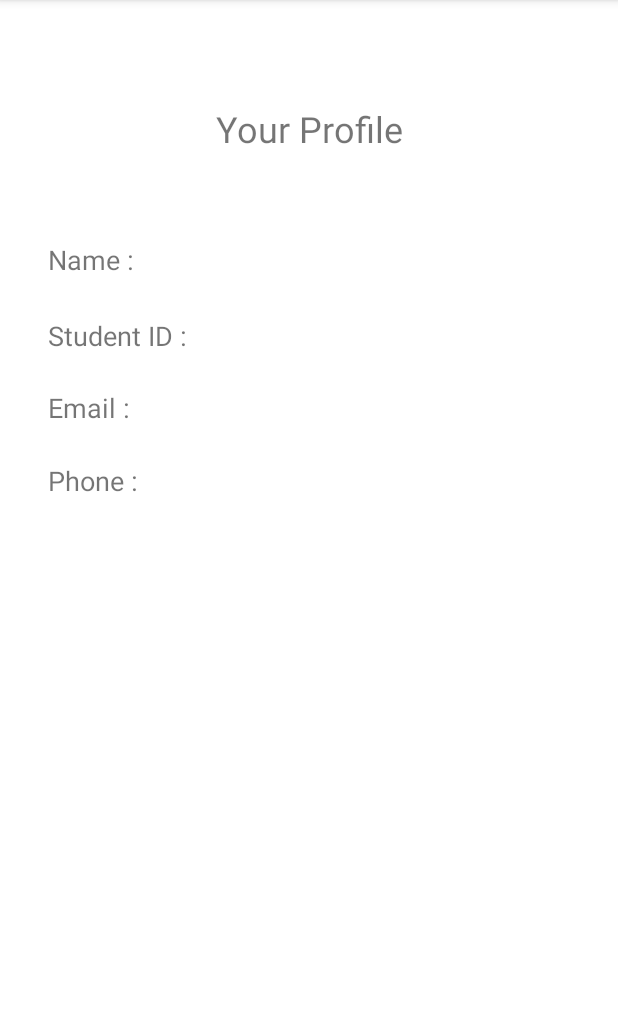
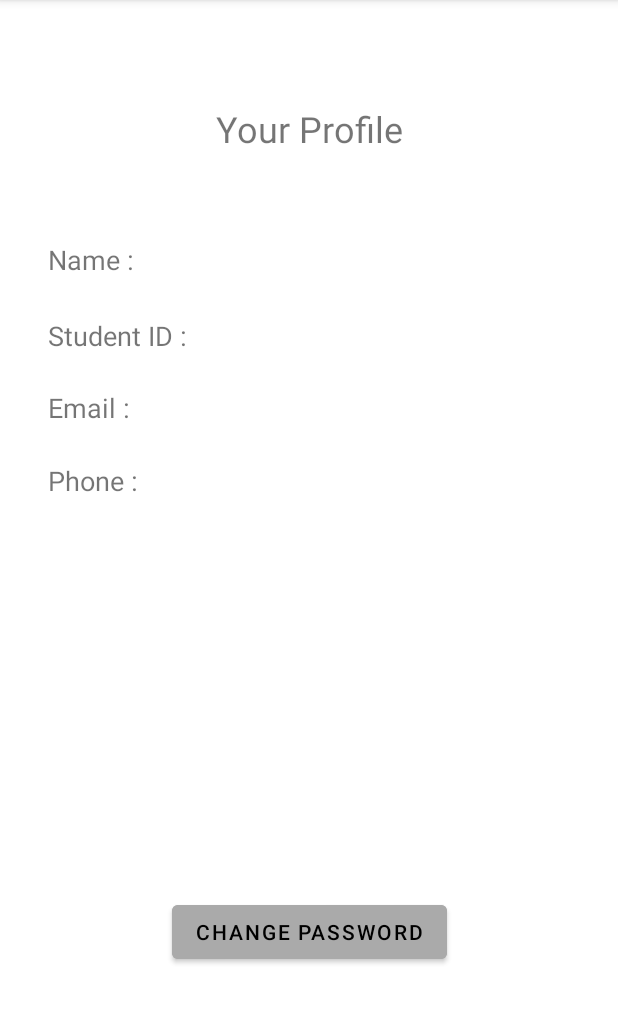
Before and after one commit to tanmoysaha3/P_StuInfoManageforHall, an Android app: the Profile screen opened directly, with no data from a screen before it, on a phone screen of 412 x 824 dp, the part 84-1108 px from its top. Run offline under Robolectric (Android 15) with nearby library versions, the phone set to English and light mode, and no system bars; our stand-ins replace Firebase (no records; nobody signed in at launch, a user with empty details on screens opened directly).

Commit message:
Change Password

```diff
--- a/app/src/main/res/layout/activity_profile.xml
+++ b/app/src/main/res/layout/activity_profile.xml
@@ -140,4 +140,17 @@
         app:layout_constraintStart_toStartOf="parent"
         app:layout_constraintTop_toTopOf="parent"
         app:layout_constraintVertical_bias="0.414" />
+
+    <Button
+        android:id="@+id/changePassButton"
+        android:layout_width="wrap_content"
+        android:layout_height="wrap_content"
+        android:backgroundTint="@android:color/darker_gray"
+        android:text="Change Password"
+        android:textColor="#000000"
+        app:layout_constraintBottom_toBottomOf="parent"
+        app:layout_constraintEnd_toEndOf="parent"
+        app:layout_constraintStart_toStartOf="parent"
+        app:layout_constraintTop_toTopOf="parent"
+        app:layout_constraintVertical_bias="0.83" />
 </androidx.constraintlayout.widget.ConstraintLayout>
--- a/app/src/main/res/layout/activity_register.xml
+++ b/app/src/main/res/layout/activity_register.xml
@@ -6,6 +6,7 @@
     android:layout_height="match_parent"
     android:background="@drawable/wallpaper"
     tools:context=".Register">
+
     <TextView
         android:id="@+id/appName"
         android:layout_width="wrap_content"
@@ -177,8 +178,6 @@
         app:layout_constraintTop_toTopOf="parent"
         app:layout_constraintVertical_bias="0.708" />
 
-
-
     <ProgressBar
         android:id="@+id/registerProgressBar"
         style="?android:attr/progressBarStyle"
```
Also changed, not shown: app/src/main/java/com/example/pstuinfomanageforhall/Profile.java (+52 -0 lines).
